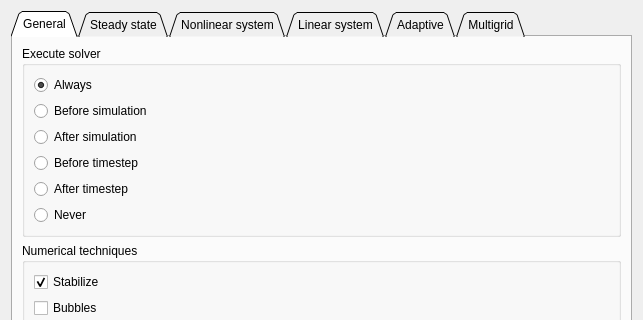
This is misc/Mesh3D/forms/solverparameters.ui in tehnick/elmerfem as Qt 5 draws it before an edit; both pictures show x 0 to 643 and y 0 to 320 of the 643 by 582 pixel window. The edited form follows.
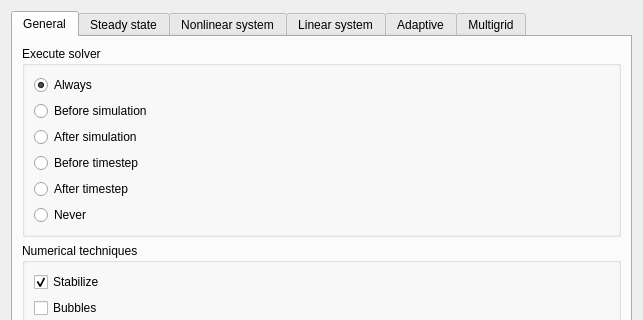
This is the edited form. The open tabs and pages were chosen to show the change. Icons and pictures are not drawn.

Commit message: ElmerGUI: Some simplifications in dynamic editor.

What changed in the file:
```diff
--- a/misc/Mesh3D/forms/solverparameters.ui
+++ b/misc/Mesh3D/forms/solverparameters.ui
@@ -16,7 +16,7 @@
    <item>
     <widget class="QTabWidget" name="solverControlTabs" >
      <property name="tabShape" >
-      <enum>QTabWidget::Triangular</enum>
+      <enum>QTabWidget::Rounded</enum>
      </property>
      <property name="currentIndex" >
       <number>5</number>
```
Left out of the diff: 2 changed lines with no effect on the pictures. The commit also changes 2 other files.
